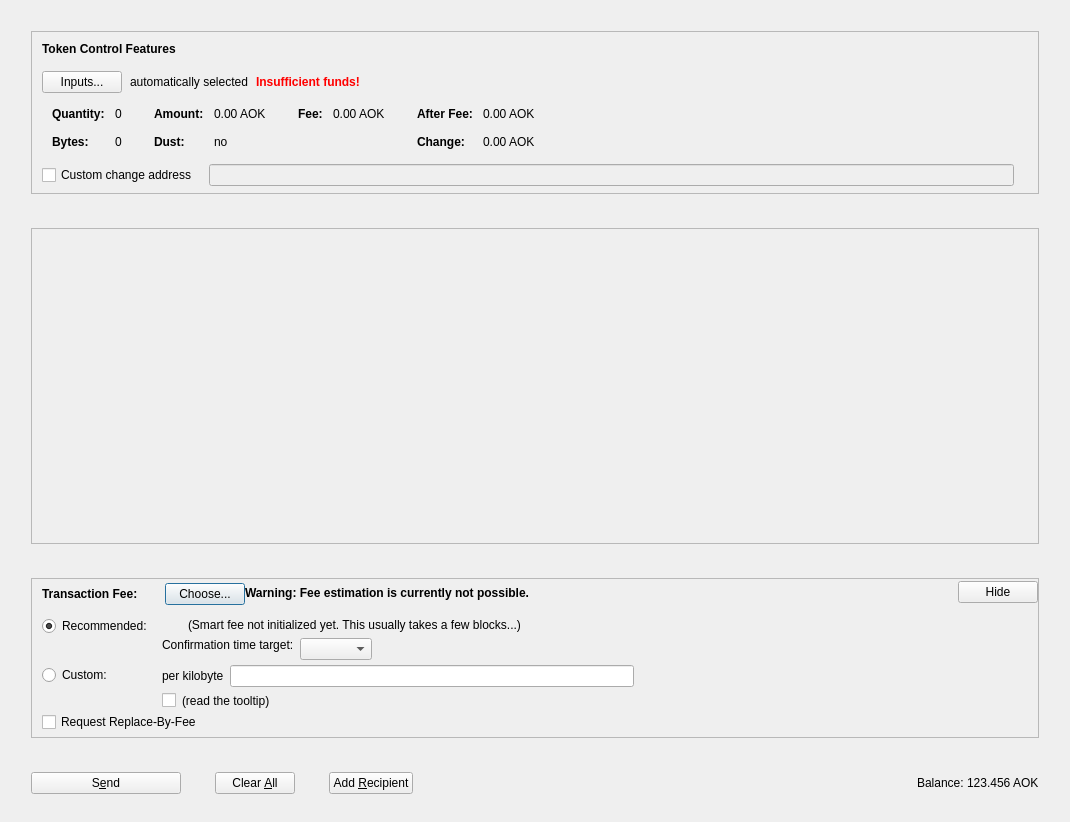
Before: the Qt Designer form src/qt/forms/tokensdialog.ui in AokChain/AokChain, drawn with Qt 5.
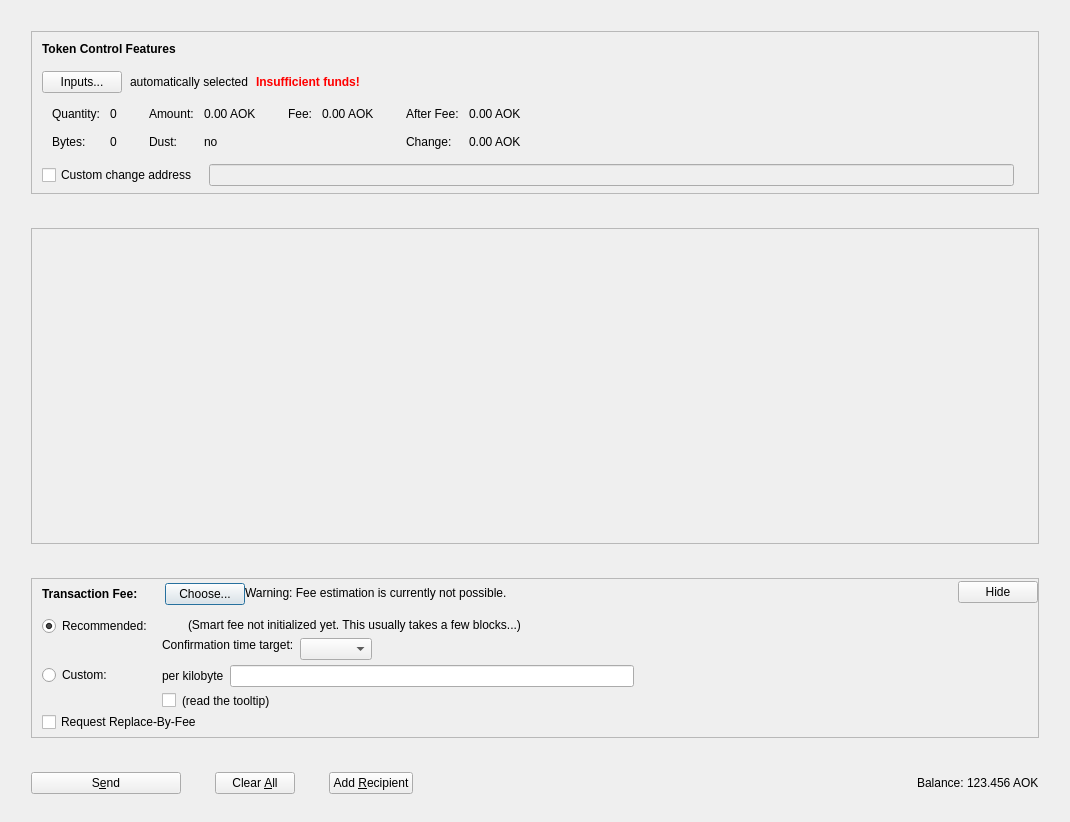
After: the same form once the commit is applied. Icons and pictures are not drawn. Custom widgets are drawn as their Qt base class.

Commit message:
qt: medium weight for Korean text, quieter lists, plainer sign and send pages
Noto Sans KR Medium is added: without it every medium weight Korean label
fell back to bold. List rows show the direction icon alone instead of a
tinted tile, and status badges are small tags. The sign page drops the
icon tiles and the accent frame and gives the multisig card more width.
A recipient on the send page is a ruled section inside its card. Bold
fonts set in the forms go through the theme.

What changed in the file:
```diff
--- a/src/qt/forms/tokensdialog.ui
+++ b/src/qt/forms/tokensdialog.ui
@@ -237,8 +237,8 @@
                   <widget class="QLabel" name="labelTokenControlQuantityText">
                    <property name="font">
                     <font>
-                     <weight>75</weight>
-                     <bold>true</bold>
+                     <weight>50</weight>
+                     <bold>false</bold>
                     </font>
                    </property>
                    <property name="text">
@@ -272,8 +272,8 @@
                   <widget class="QLabel" name="labelTokenControlBytesText">
                    <property name="font">
                     <font>
-                     <weight>75</weight>
-                     <bold>true</bold>
+                     <weight>50</weight>
+                     <bold>false</bold>
                     </font>
                    </property>
                    <property name="text">
@@ -320,8 +320,8 @@
                   <widget class="QLabel" name="labelTokenControlAmountText">
                    <property name="font">
                     <font>
-                     <weight>75</weight>
-                     <bold>true</bold>
+                     <weight>50</weight>
+                     <bold>false</bold>
                     </font>
                    </property>
                    <property name="text">
@@ -352,8 +352,8 @@
                   <widget class="QLabel" name="labelTokenControlLowOutputText">
                    <property name="font">
                     <font>
-                     <weight>75</weight>
-                     <bold>true</bold>
+                     <weight>50</weight>
+                     <bold>false</bold>
                     </font>
                    </property>
                    <property name="text">
@@ -400,8 +400,8 @@
                   <widget class="QLabel" name="labelTokenControlFeeText">
                    <property name="font">
                     <font>
-                     <weight>75</weight>
-                     <bold>true</bold>
+                     <weight>50</weight>
+                     <bold>false</bold>
                     </font>
                    </property>
                    <property name="text">
@@ -451,8 +451,8 @@
                   <widget class="QLabel" name="labelTokenControlAfterFeeText">
                    <property name="font">
                     <font>
-                     <weight>75</weight>
-                     <bold>true</bold>
+                     <weight>50</weight>
+                     <bold>false</bold>
                     </font>
                    </property>
                    <property name="text">
@@ -483,8 +483,8 @@
                   <widget class="QLabel" name="labelTokenControlChangeText">
                    <property name="font">
                     <font>
-                     <weight>75</weight>
-                     <bold>true</bold>
+                     <weight>50</weight>
+                     <bold>false</bold>
                     </font>
                    </property>
                    <property name="text">
@@ -780,8 +780,8 @@
              <widget class="QLabel" name="fallbackFeeWarningLabel">
               <property name="font">
                <font>
-                <weight>75</weight>
-                <bold>true</bold>
+                <weight>50</weight>
+                <bold>false</bold>
                </font>
               </property>
               <property name="toolTip">
```
Left out of the diff: 18 changed lines with no effect on the pictures. The commit also changes 17 other files.
